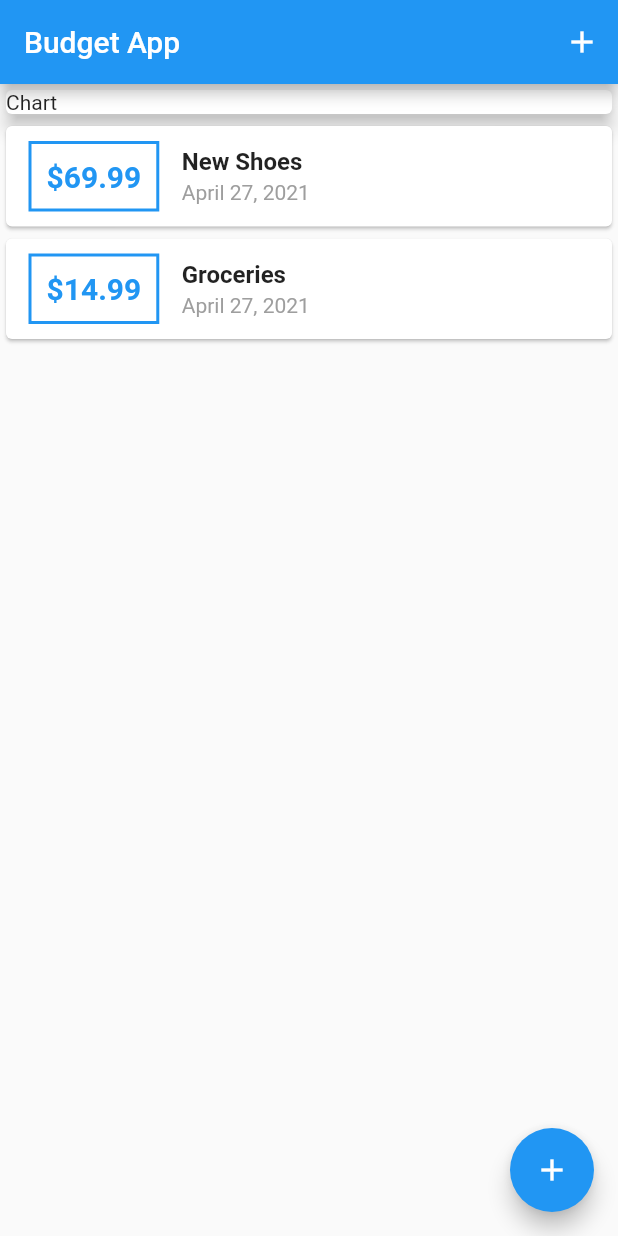
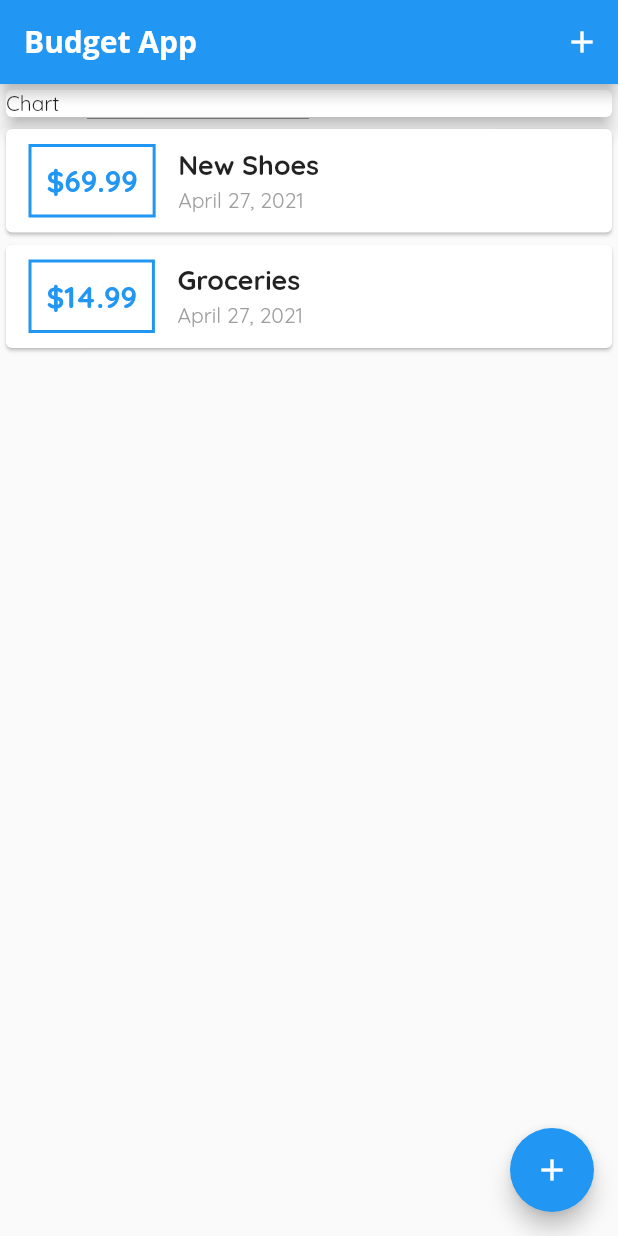
Before and after one commit to jimmy-lan/flutter_budget_app, a Flutter app: the screen it shows after launch, on a phone screen of 412 x 824 dp. Run offline on Flutter 3.47's test engine with Material 2 defaults, Android fonts, the phone set to English and light mode, and no system bars.

Commit message:
Update theme

```diff
--- a/lib/main.dart
+++ b/lib/main.dart
@@ -15,8 +15,20 @@ class MyApp extends StatelessWidget {
     return MaterialApp(
       title: 'Flutter Demo',
       theme: ThemeData(
-        primarySwatch: Colors.blue,
-      ),
+          primarySwatch: Colors.blue,
+          fontFamily: 'Quicksand',
+          textTheme: TextTheme(
+              bodyText1: TextStyle(
+            fontFamily: 'Quicksand',
+            fontSize: 18,
+            fontWeight: FontWeight.bold,
+          )),
+          appBarTheme: AppBarTheme(
+              textTheme: ThemeData.light().textTheme.copyWith(
+                  headline6: TextStyle(
+                      fontFamily: 'OpenSans',
+                      fontSize: 20,
+                      fontWeight: FontWeight.bold)))),
       home: MyHomePage(),
     );
   }
@@ -59,7 +71,9 @@ class _MyHomePageState extends State<MyHomePage> {
   Widget build(BuildContext context) {
     return Scaffold(
       appBar: AppBar(
-        title: Text("Budget App"),
+        title: Text(
+          "Budget App",
+        ),
         actions: [
           IconButton(
               icon: Icon(Icons.add),
--- a/lib/widgets/transaction_list.dart
+++ b/lib/widgets/transaction_list.dart
@@ -42,8 +42,7 @@ class TransactionList extends StatelessWidget {
                     Container(
                       child: Text(
                         e.title,
-                        style: TextStyle(
-                            fontSize: 16, fontWeight: FontWeight.bold),
+                        style: Theme.of(context).textTheme.bodyText1,
                       ),
                       margin: EdgeInsets.only(bottom: 3),
                     ),
```
Also changed, not shown: pubspec.yaml (+11 -11 lines).
